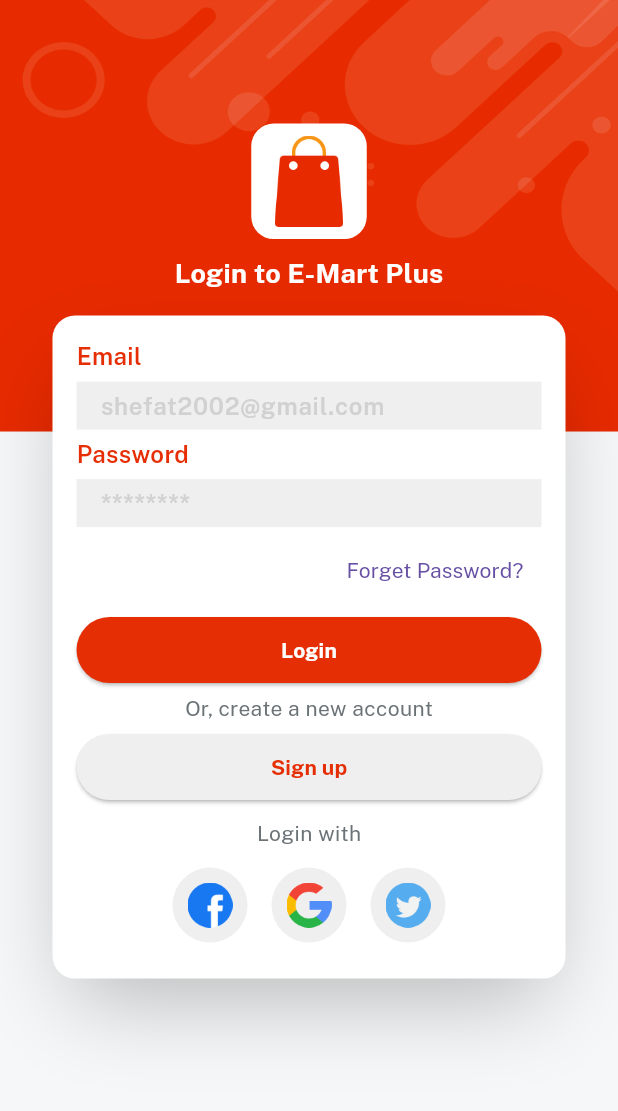
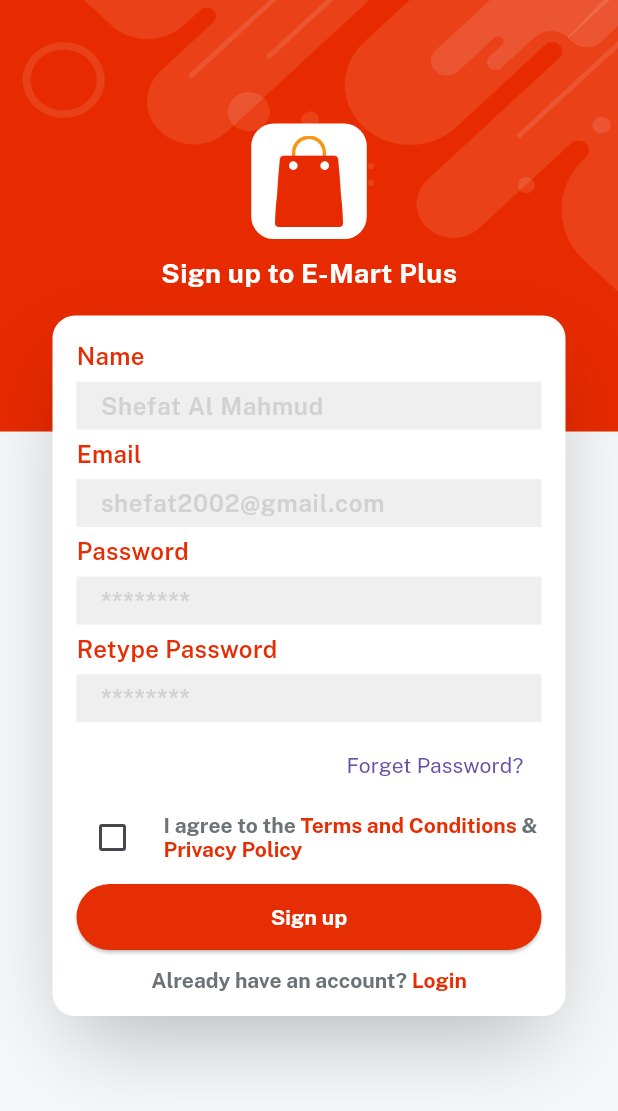
Before and after one commit to AAM-Mustahid/Emart_Plus, a Flutter app: the screen it shows after launch, after a tap on "Sign up", on a phone screen of 412 x 824 dp. Shown: the top 1111 px of the screen. Run offline on Flutter 3.47's test engine with Material 3 defaults, Android fonts, the phone set to English and light mode, and no system bars; our stand-ins replace get, velocity_x.

Commit message:
Sign up UI conpleted

```diff
--- a/lib/consts/strings.dart
+++ b/lib/consts/strings.dart
@@ -5,8 +5,14 @@
 const emailHint = "shefat2002@gmail.com";
 const password = "Password";
 const passwordHint = "********";
+const retypePass = "Retype Password";
+const name = "Name";
+const nameHint = "Shefat Al Mahmud";
 const forgetPass = "Forget Password?";
 const signup = "Sign up";
 const login = "Login";
 const createNewAccount = "Or, create a new account";
 const loginWith = "Login with";
+const privacyPolicy = "Privacy Policy";
+const termAndCond = "Terms and Conditions";
+const alreadyHaveAcc = "Already have an account? ";
--- a/lib/views/auth_screen/login_screen.dart
+++ b/lib/views/auth_screen/login_screen.dart
@@ -1,9 +1,11 @@
 import 'package:emart_plus/consts/consts.dart';
 import 'package:emart_plus/consts/lists.dart';
+import 'package:emart_plus/views/auth_screen/signup_screen.dart';
 import 'package:emart_plus/widgets_common/applogo_widgets.dart';
 import 'package:emart_plus/widgets_common/bg_widget.dart';
 import 'package:emart_plus/widgets_common/custom_textfield.dart';
 import 'package:emart_plus/widgets_common/our_button.dart';
+import 'package:get/get.dart';
 
 class LoginScreen extends StatelessWidget {
   const LoginScreen({super.key});
@@ -43,13 +45,12 @@
                 createNewAccount.text.color(fontGrey).make(),
                 5.heightBox,
                 ourButton(
-                        color: lightGrey,
-                        title: signup,
-                        textColor: redColor,
-                        onPress: () {})
-                    .box
-                    .width(context.screenWidth - 50)
-                    .make(),
+                    color: lightGrey,
+                    title: signup,
+                    textColor: redColor,
+                    onPress: () {
+                      Get.to(() => const SignupScreen());
+                    }).box.width(context.screenWidth - 50).make(),
                 10.heightBox,
                 loginWith.text.color(fontGrey).make(),
                 5.heightBox,
--- /dev/null
+++ b/lib/views/auth_screen/signup_screen.dart
@@ -0,0 +1,115 @@
+import 'package:emart_plus/consts/consts.dart';
+import 'package:emart_plus/consts/lists.dart';
+import 'package:emart_plus/widgets_common/applogo_widgets.dart';
+import 'package:emart_plus/widgets_common/bg_widget.dart';
+import 'package:emart_plus/widgets_common/custom_textfield.dart';
+import 'package:emart_plus/widgets_common/our_button.dart';
+import 'package:flutter/material.dart';
+import 'package:get/get.dart';
+
+class SignupScreen extends StatelessWidget {
+  const SignupScreen({super.key});
+
+  @override
+  Widget build(BuildContext context) {
+    return bgWidget(
+        child: Scaffold(
+      resizeToAvoidBottomInset: false,
+      body: Center(
+        child: Column(
+          children: [
+            (context.screenHeight * 0.1).heightBox,
+            applogoWidget(),
+            10.heightBox,
+            "Sign up to $appname".text.fontFamily(bold).white.size(18).make(),
+            15.heightBox,
+            Column(
+              children: [
+                customTextField(hint: nameHint, title: name),
+                customTextField(hint: emailHint, title: email),
+                customTextField(hint: passwordHint, title: password),
+                customTextField(hint: passwordHint, title: retypePass),
+                Align(
+                    alignment: Alignment.centerRight,
+                    child: TextButton(
+                        onPressed: () {}, child: forgetPass.text.make())),
+                Row(
+                  children: [
+                    Checkbox(
+                      checkColor: redColor,
+                      value: false,
+                      onChanged: (newValue) {},
+                    ),
+                    10.widthBox,
+                    Expanded(
+                      child: RichText(
+                          text: const TextSpan(children: [
+                        TextSpan(
+                            text: "I agree to the ",
+                            style: TextStyle(
+                              fontFamily: bold,
+                              color: fontGrey,
+                            )),
+                        TextSpan(
+                            text: termAndCond,
+                            style: TextStyle(
+                              fontFamily: bold,
+                              color: redColor,
+                            )),
+                        TextSpan(
+                            text: " & ",
+                            style: TextStyle(
+                              fontFamily: bold,
+                              color: fontGrey,
+                            )),
+                        TextSpan(
+                            text: privacyPolicy,
+                            style: TextStyle(
+                              fontFamily: bold,
+                              color: redColor,
+                            ))
+                      ])),
+                    )
+                  ],
+                ),
+                5.heightBox,
+                ourButton(
+                        color: redColor,
+                        title: signup,
+                        textColor: whiteColor,
+                        onPress: () {})
+                    .box
+                    .width(context.screenWidth - 50)
+                    .make(),
+                10.heightBox,
+                RichText(
+                  text: const TextSpan(
+                    children: [
+                      TextSpan(
+                        text: alreadyHaveAcc,
+                        style: TextStyle(fontFamily: bold, color: fontGrey),
+                      ),
+                      TextSpan(
+                        text: login,
+                        style: TextStyle(fontFamily: bold, color: redColor),
+                      )
+                    ],
+                  ),
+                ).onTap(() {
+                  Get.back();
+                }),
+              ],
+            )
+                .box
+                .white
+                .rounded
+                .padding(const EdgeInsets.all(16))
+                .width(context.screenWidth - 70)
+                .shadow2xl
+                .make()
+          ],
+        ),
+      ),
+    ));
+  }
+}
--- a/lib/widgets_common/our_button.dart
+++ b/lib/widgets_common/our_button.dart
@@ -4,9 +4,7 @@
   return ElevatedButton(
     style: ElevatedButton.styleFrom(
         backgroundColor: color, padding: const EdgeInsets.all(12)),
-    onPressed: () {
-      onPress;
-    },
+    onPressed: (onPress),
     child: title!.text.color(textColor).fontFamily(bold).make(),
   );
 }
```
